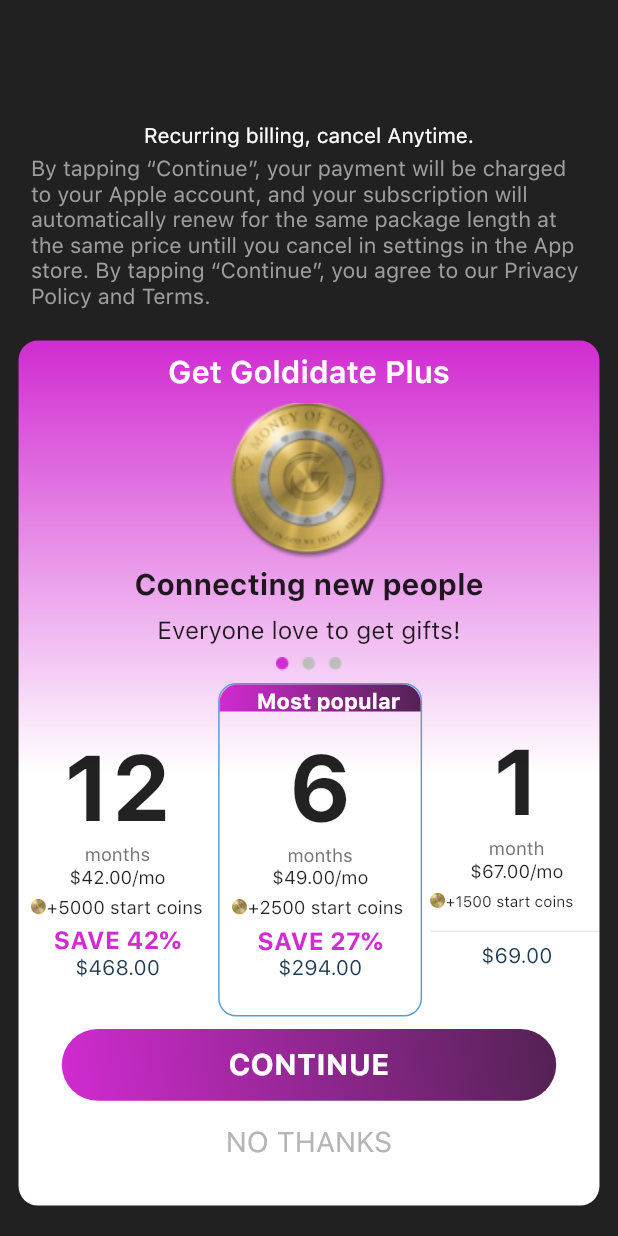
After one commit to Abhisheksainii/goldidate-master, a Flutter app: the GoldidatePlus screen opened directly, on a phone screen of 412 x 824 dp. The commit adds this screen. Run offline on Flutter 3.47's test engine with Material 2 defaults, Android fonts, the phone set to English and light mode, and no system bars; our stand-ins replace auto_size_text, cloud_firestore, firebase_auth, firebase_core, font_awesome_flutter, google_sign_in and 4 more; missing offline and left inert: flutter_login_facebook, mobile_number; accounts and stored records are empty; project files that could hold a hidden picture were left out.

Commit message:
Created GoldidatePlus Subcription screen

```diff
--- a/lib/routes/app_routes.dart
+++ b/lib/routes/app_routes.dart
@@ -13,4 +13,5 @@
   static final String allchats = "/allchats";
   static final String addMedia = "/addMedia";
   static final String settings = "/Settings";
+  static final String goldidatePlus = "/goldidatePlus";
 }
--- /dev/null
+++ b/lib/screens/Home/Profile/goldidatePlus.dart
@@ -0,0 +1,394 @@
+import 'package:flutter/material.dart';
+import 'package:goldidate/routes/app_routes.dart';
+import 'package:goldidate/utils/common.dart';
+
+class GoldidatePlus extends StatefulWidget {
+  @override
+  _GoldidatePlusState createState() => _GoldidatePlusState();
+}
+
+class _GoldidatePlusState extends State<GoldidatePlus> {
+  @override
+  Widget build(BuildContext context) {
+    final height = MediaQuery.of(context).size.height;
+    final width = MediaQuery.of(context).size.width;
+    return Scaffold(
+      body: Container(
+        color: Colors.black87,
+        child: Column(
+          children: [
+            Padding(
+              padding: EdgeInsets.only(
+                  top: height * 0.1, left: width * 0.05, right: width * 0.05),
+              child: Container(
+                child: Column(
+                  children: [
+                    Text(
+                      "Recurring billing, cancel Anytime.",
+                      style: TextStyle(color: Colors.white),
+                    ),
+                    SizedBox(
+                      height: height * 0.005,
+                    ),
+                    Container(
+                      child: Text(
+                        "By tapping “Continue”, your payment will be charged to your Apple account, and your subscription will automatically renew for the same package length at the same price untill you cancel in settings in the App store. By tapping “Continue”, you agree to our Privacy Policy and Terms.",
+                        style: TextStyle(
+                            color: Colors.grey, fontSize: width * 0.035),
+                      ),
+                    ),
+                  ],
+                ),
+              ),
+            ),
+            Padding(
+              padding: EdgeInsets.only(
+                  top: height * 0.026, left: width * 0.03, right: width * 0.03),
+              child: Container(
+                height: height * 0.7,
+                width: width * 1.5,
+                decoration: BoxDecoration(
+                  borderRadius: BorderRadius.circular(13.0),
+                  gradient: LinearGradient(
+                    begin: Alignment.topCenter,
+                    end: Alignment.bottomCenter,
+                    colors: [
+                      // Color(0xFF532253),
+                      Color(0xFFD12BD1),
+                      Color(0xFFFFFFFF),
+                      Color(0xFFFFFFFF),
+                    ],
+                  ),
+                ),
+                child: Column(
+                  children: [
+                    Padding(
+                      padding: EdgeInsets.only(top: height * 0.01),
+                      child: Container(
+                        child: Column(
+                          children: [
+                            Text(
+                              "Get Goldidate Plus",
+                              style: TextStyle(
+                                  fontSize: width * 0.05,
+                                  color: Colors.white,
+                                  fontWeight: FontWeight.w600),
+                            ),
+                            SizedBox(
+                              height: height * 0.01,
+                            ),
+                            Image(
+                              image: AssetImage(
+                                  Common.assetsImages + "bigcoin.png"),
+                            ),
+                            SizedBox(
+                              height: height * 0.005,
+                            ),
+                            Text(
+                              "Connecting new people",
+                              style: TextStyle(
+                                  fontSize: width * 0.048,
+                                  fontWeight: FontWeight.w700),
+                            ),
+                            SizedBox(
+                              height: height * 0.01,
+                            ),
+                            Text(
+                              "Everyone love to get gifts!",
+                              style: TextStyle(
+                                  fontSize: width * 0.04,
+                                  fontWeight: FontWeight.w400),
+                            )
+                          ],
+                        ),
+                      ),
+                    ),
+                    SizedBox(
+                      height: height * 0.01,
+                    ),
+                    Image(
+                      image: AssetImage(Common.assetsImages + "Group 261.png"),
+                    ),
+                    SizedBox(
+                      height: height * 0.01,
+                    ),
+                    Container(
+                      child: Row(
+                        children: [
+                          Padding(
+                            padding: EdgeInsets.only(left: width * 0.01),
+                            child: Container(
+                              height: height * 0.25,
+                              width: height * 0.15,
+                              child: Padding(
+                                padding: EdgeInsets.only(top: height * 0.03),
+                                child: Column(
+                                  children: [
+                                    Text(
+                                      "12",
+                                      style: TextStyle(
+                                          fontSize: width * 0.15,
+                                          fontWeight: FontWeight.w700),
+                                    ),
+                                    Text(
+                                      "months",
+                                      style: TextStyle(
+                                          fontSize: width * 0.03,
+                                          color: Color(0xFF757575)),
+                                    ),
+                                    Text(
+                                      r"$42.00/mo",
+                                      style: TextStyle(
+                                        fontSize: width * 0.03,
+                                      ),
+                                    ),
+                                    Padding(
+                                      padding:
+                                          EdgeInsets.only(left: width * 0.01),
+                                      child: Row(
+                                        children: [
+                                          Container(
+                                            width: width * 0.025,
+                                            height: height * 0.03,
+                                            child: Image(
+                                              image: AssetImage(
+                                                  Common.assetsImages +
+                                                      "smallcoin.png"),
+                                            ),
+                                          ),
+                                          Text(
+                                            "+5000 start coins",
+                                            style: TextStyle(
+                                                fontSize: width * 0.03),
+                                          ),
+                                        ],
+                                      ),
+                                    ),
+                                    // Divider(),
+                                    Text(
+                                      "SAVE 42%",
+                                      style: TextStyle(
+                                          color: Color(0xFFD12BD1),
+                                          fontSize: width * 0.04,
+                                          fontWeight: FontWeight.w700),
+                                    ),
+                                    Text(
+                                      r"$468.00",
+                                      style:
+                                          TextStyle(color: Color(0xFF213B52)),
+                                    )
+                                  ],
+                                ),
+                              ),
+                            ),
+                          ),
+                          SizedBox(
+                            width: width * 0.01,
+                          ),
+                          Padding(
+                            padding: EdgeInsets.only(left: width * 0.003),
+                            child: Container(
+                              height: height * 0.27,
+                              width: width * 0.33,
+                              decoration: BoxDecoration(
+                                  border: Border.all(
+                                    color: Color(0xFF579DDB),
+                                  ),
+                                  borderRadius: BorderRadius.circular(12.0)),
+                              child: Column(
+                                children: [
+                                  Container(
+                                    height: height * 0.022,
+                                    width: width * 0.4,
+                                    decoration: BoxDecoration(
+                                      borderRadius: BorderRadius.vertical(
+                                          top: Radius.circular(12.0)),
+                                      gradient: LinearGradient(
+                                        colors: [
+                                          Color(0xFFD12BD1),
+                                          Color(0xFF532253)
+                                        ],
+                                      ),
+                                    ),
+                                    child: Padding(
+                                      padding: EdgeInsets.only(
+                                          left: width * 0.06,
+                                          top: height * 0.003),
+                                      child: Text(
+                                        "Most popular",
+                                        style: TextStyle(
+                                            fontSize: width * 0.035,
+                                            fontWeight: FontWeight.w700,
+                                            color: Colors.white),
+                                      ),
+                                    ),
+                                  ),
+                                  SizedBox(
+                                    height: height * 0.017,
+                                  ),
+                                  Text(
+                                    "6",
+                                    style: TextStyle(
+                                        fontSize: width * 0.15,
+                                        fontWeight: FontWeight.w700),
+                                  ),
+                                  Text(
+                                    "months",
+                                    style: TextStyle(
+                                        fontSize: width * 0.03,
+                                        color: Color(0xFF757575)),
+                                  ),
+                                  Text(
+                                    r"$49.00/mo",
+                                    style: TextStyle(
+                                      fontSize: width * 0.03,
+                                    ),
+                                  ),
+                                  Padding(
+                                    padding:
+                                        EdgeInsets.only(left: width * 0.02),
+                                    child: Row(
+                                      children: [
+                                        Container(
+                                          width: width * 0.025,
+                                          height: height * 0.03,
+                                          child: Image(
+                                            image: AssetImage(
+                                                Common.assetsImages +
+                                                    "smallcoin.png"),
+                                          ),
+                                        ),
+                                        Text(
+                                          "+2500 start coins",
+                                          style:
+                                              TextStyle(fontSize: width * 0.03),
+                                        ),
+                                      ],
+                                    ),
+                                  ),
+                                  Text(
+                                    "SAVE 27%",
+                                    style: TextStyle(
+                                        color: Color(0xFFD12BD1),
+                                        fontSize: width * 0.04,
+                                        fontWeight: FontWeight.w700),
+                                  ),
+                                  Text(
+                                    r"$294.00",
+                                    style: TextStyle(color: Color(0xFF213B52)),
+                                  )
+                                ],
+                              ),
+                            ),
+                          ),
+                          SizedBox(
+                            width: width * 0.01,
+                          ),
+                          Padding(
+                            padding: EdgeInsets.only(left: width * 0.003),
+                            child: Container(
+                              height: height * 0.22,
+                              width: height * 0.14,
+                              child: Padding(
+                                padding: EdgeInsets.only(top: height * 0.01),
+                                child: Column(
+                                  children: [
+                                    Text(
+                                      "1",
+                                      style: TextStyle(
+                                          fontSize: width * 0.15,
+                                          fontWeight: FontWeight.w700),
+                                    ),
+                                    Text(
+                                      "month",
+                                      style: TextStyle(
+                                          fontSize: width * 0.03,
+                                          color: Color(0xFF757575)),
+                                    ),
+                                    Text(
+                                      r"$67.00/mo",
+                                      style: TextStyle(
+                                        fontSize: width * 0.03,
+                                      ),
+                                    ),
+                                    Row(
+                                      children: [
+                                        Container(
+                                          width: width * 0.025,
+                                          height: height * 0.03,
+                                          child: Image(
+                                            image: AssetImage(
+                                                Common.assetsImages +
+                                                    "smallcoin.png"),
+                                          ),
+                                        ),
+                                        Text(
+                                          "+1500 start coins",
+                                          style: TextStyle(
+                                              fontSize: width * 0.025),
+                                        ),
+                                      ],
+                                    ),
+                                    Divider(),
+                                    Text(
+                                      r"$69.00",
+                                      style:
+                                          TextStyle(color: Color(0xFF213B52)),
+                                    )
+                                  ],
+                                ),
+                              ),
+                            ),
+                          ),
+                        ],
+                      ),
+                    ),
+                    Padding(
+                      padding: EdgeInsets.only(
+                          top: height * 0.01,
+                          left: width * 0.07,
+                          right: width * 0.07),
+                      child: Container(
+                        height: height * 0.058,
+                        width: width * 1.5,
+                        decoration: BoxDecoration(
+                          borderRadius: BorderRadius.circular(26.0),
+                          gradient: LinearGradient(
+                            begin: Alignment.topRight,
+                            end: Alignment.bottomLeft,
+                            colors: [Color(0xFF532253), Color(0xFFD12BD1)],
+                          ),
+                        ),
+                        child: Center(
+                          child: Text(
+                            "CONTINUE",
+                            style: TextStyle(
+                                fontSize: width * 0.048,
+                                color: Colors.white,
+                                fontWeight: FontWeight.w700),
+                          ),
+                        ),
+                      ),
+                    ),
+                    Padding(
+                      padding: EdgeInsets.only(top: height * 0.02),
+                      child: Container(
+                        child: Center(
+                            child: Text(
+                          "NO THANKS",
+                          style: TextStyle(
+                              color: Color(0xFFB5B5B5),
+                              fontSize: width * 0.046),
+                        )),
+                      ),
+                    ),
+                  ],
+                ),
+              ),
+            ),
+          ],
+        ),
+      ),
+    );
+  }
+}
```
Also changed, not shown: assets/images/Group 261.png (added), assets/images/drawable-hdpi/Group 261.png (added), assets/images/drawable-hdpi/promotion popup.png (added), assets/images/drawable-ldpi/Group 261.png (added), assets/images/drawable-ldpi/promotion popup.png (added), assets/images/drawable-mdpi/Group 261.png (added), assets/images/drawable-mdpi/promotion popup.png (added), assets/images/drawable-xhdpi/Group 261.png (added), assets/images/drawable-xhdpi/promotion popup.png (added), assets/images/drawable-xxhdpi/Group 261.png (added), assets/images/drawable-xxhdpi/promotion popup.png (added), assets/images/drawable-xxxhdpi/Group 261.png (added), assets/images/drawable-xxxhdpi/promotion popup.png (added).
